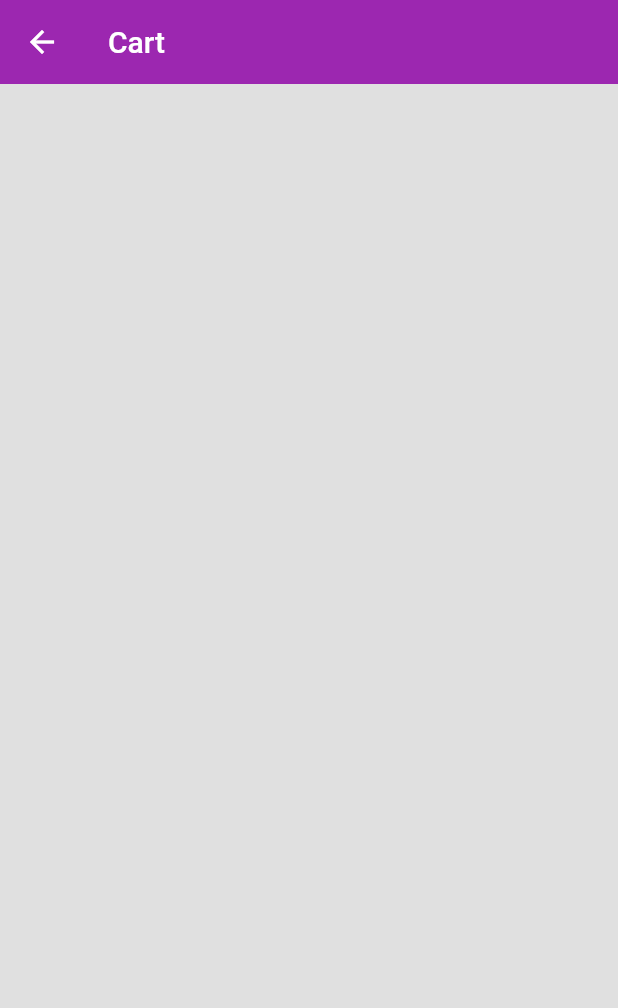
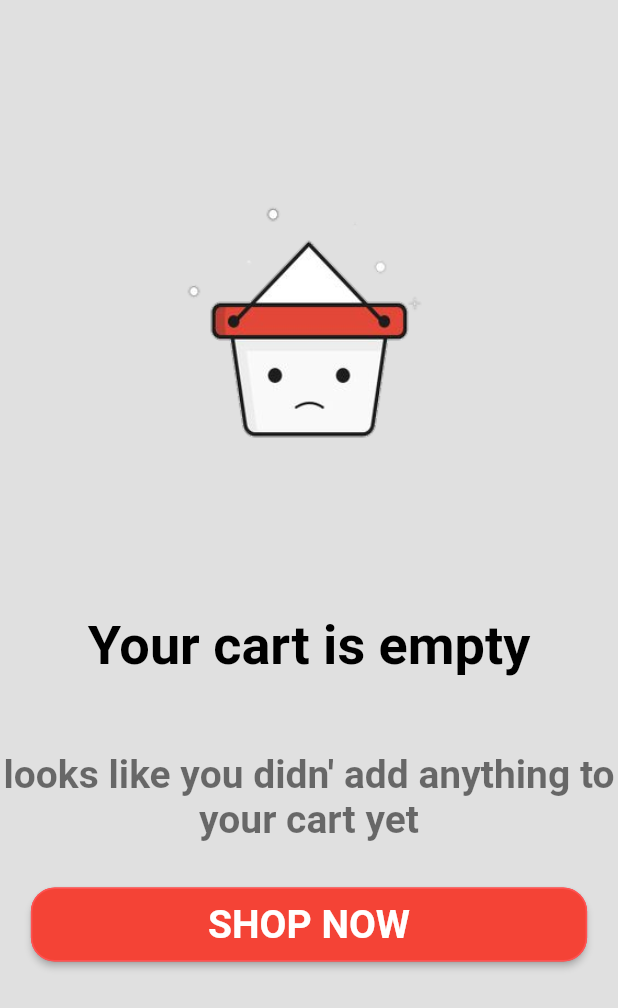
Before and after one commit to khadetou/ecommerceapp, a Flutter app: the Cart screen opened directly, on a phone screen of 412 x 824 dp. Shown: the top 1008 px of the screen. Run offline on Flutter 3.47's test engine with Material 2 defaults, Android fonts, the phone set to English and light mode, and no system bars; our stand-ins replace flutter_icons, shared_preferences; missing offline and left inert: list_tile_switch; accounts and stored records are empty; network calls fail.

Commit message:
implementing the empty cart screen

```diff
--- a/lib/screen/bottom_bar.dart
+++ b/lib/screen/bottom_bar.dart
@@ -89,7 +89,7 @@ class _BottomBarScreenState extends State<BottomBarScreen> {
                   label: "Search",
                 ),
                 BottomNavigationBarItem(
-                  icon: Icon(MyAppIcons.cart),
+                  icon: Icon(MyAppIcons.bag),
                   label: "Cart",
                 ),
                 BottomNavigationBarItem(
--- a/lib/screen/cart.dart
+++ b/lib/screen/cart.dart
@@ -1,3 +1,4 @@
+import 'package:ecommerceapp/screen/cart_empty.dart';
 import 'package:flutter/material.dart';
 
 class Cart extends StatelessWidget {
@@ -5,10 +6,8 @@ class Cart extends StatelessWidget {
 
   @override
   Widget build(BuildContext context) {
-    return Scaffold(
-      appBar: AppBar(
-        title: const Text("Cart"),
-      ),
+    return const Scaffold(
+      body: CartEmpty(),
     );
   }
 }
--- /dev/null
+++ b/lib/screen/cart_empty.dart
@@ -0,0 +1,81 @@
+import 'package:ecommerceapp/Colors/color.dart';
+import 'package:ecommerceapp/provider/dart_theme_provider.dart';
+import "package:flutter/material.dart";
+import 'package:provider/provider.dart';
+
+class CartEmpty extends StatelessWidget {
+  const CartEmpty({Key? key}) : super(key: key);
+
+  @override
+  Widget build(BuildContext context) {
+    final themeChange = Provider.of<DarkThemeProvider>(context);
+    return Column(
+      crossAxisAlignment: CrossAxisAlignment.center,
+      children: [
+        Container(
+          margin: const EdgeInsets.only(top: 80),
+          width: double.infinity,
+          height: MediaQuery.of(context).size.height * 0.4,
+          decoration: const BoxDecoration(
+            image: DecorationImage(
+              fit: BoxFit.fill,
+              image: AssetImage("assets/images/emptycart.png"),
+            ),
+          ),
+        ),
+        Text(
+          "Your cart is empty",
+          textAlign: TextAlign.center,
+          style: TextStyle(
+            color: Theme.of(context).textSelectionTheme.selectionColor,
+            fontSize: 36,
+            fontWeight: FontWeight.w600,
+          ),
+        ),
+        const SizedBox(
+          height: 50,
+        ),
+        Text(
+          "looks like you didn' add anything to your cart yet",
+          textAlign: TextAlign.center,
+          style: TextStyle(
+            color: themeChange.darkTheme
+                ? Theme.of(context).disabledColor
+                : ColorsConsts.subTitle,
+            fontSize: 26,
+            fontWeight: FontWeight.w600,
+          ),
+        ),
+        const SizedBox(
+          height: 30,
+        ),
+        Container(
+          width: MediaQuery.of(context).size.width * 0.9,
+          height: MediaQuery.of(context).size.height * 0.06,
+          child: ElevatedButton(
+            onPressed: () {},
+            child: Text(
+              "shop now".toUpperCase(),
+              style: const TextStyle(
+                fontSize: 26,
+                fontWeight: FontWeight.w600,
+              ),
+              textAlign: TextAlign.center,
+            ),
+            style: ButtonStyle(
+              backgroundColor: MaterialStateProperty.all(Colors.red),
+              shape: MaterialStateProperty.all<RoundedRectangleBorder>(
+                RoundedRectangleBorder(
+                  borderRadius: BorderRadius.circular(16),
+                  side: const BorderSide(
+                    color: Colors.redAccent,
+                  ),
+                ),
+              ),
+            ),
+          ),
+        )
+      ],
+    );
+  }
+}
--- a/lib/widgets/icons.dart
+++ b/lib/widgets/icons.dart
@@ -7,5 +7,6 @@ class MyAppIcons {
   static IconData feeds = Feather.rss;
   static IconData user = Feather.user;
   static IconData search = Feather.search;
+  static IconData bag = Feather.shopping_bag;
   static IconData cart = MaterialCommunityIcons.cart;
 }
```
Also changed, not shown: pubspec.yaml (+4 -5 lines), assets/images/emptycart.png (added).
